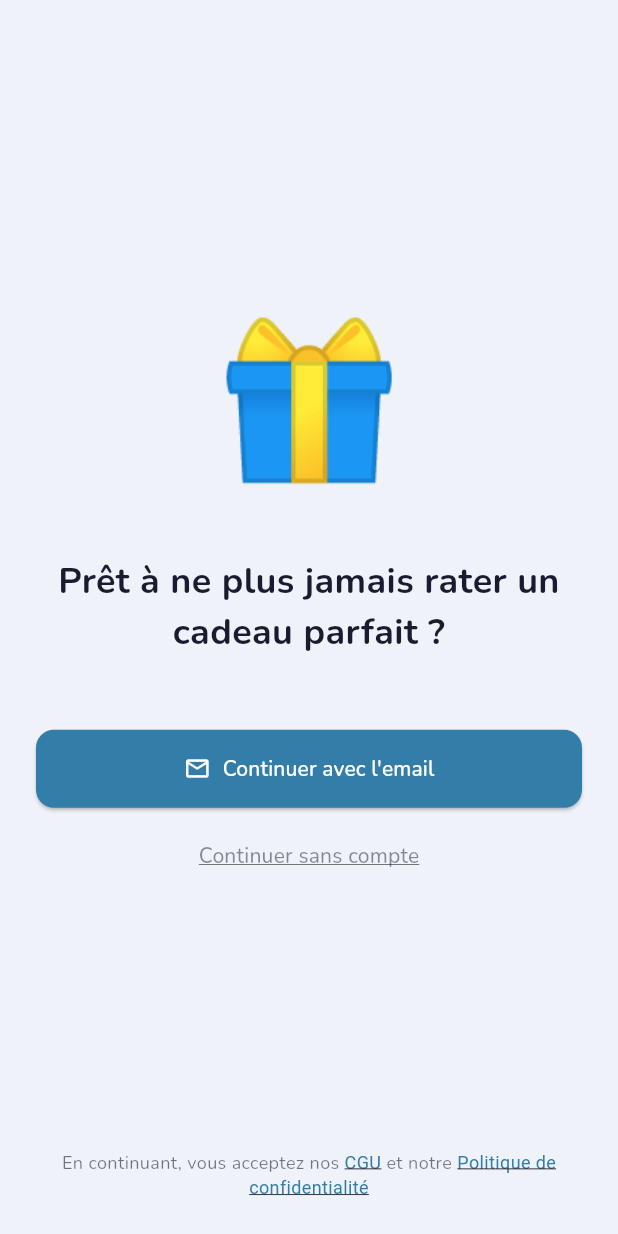
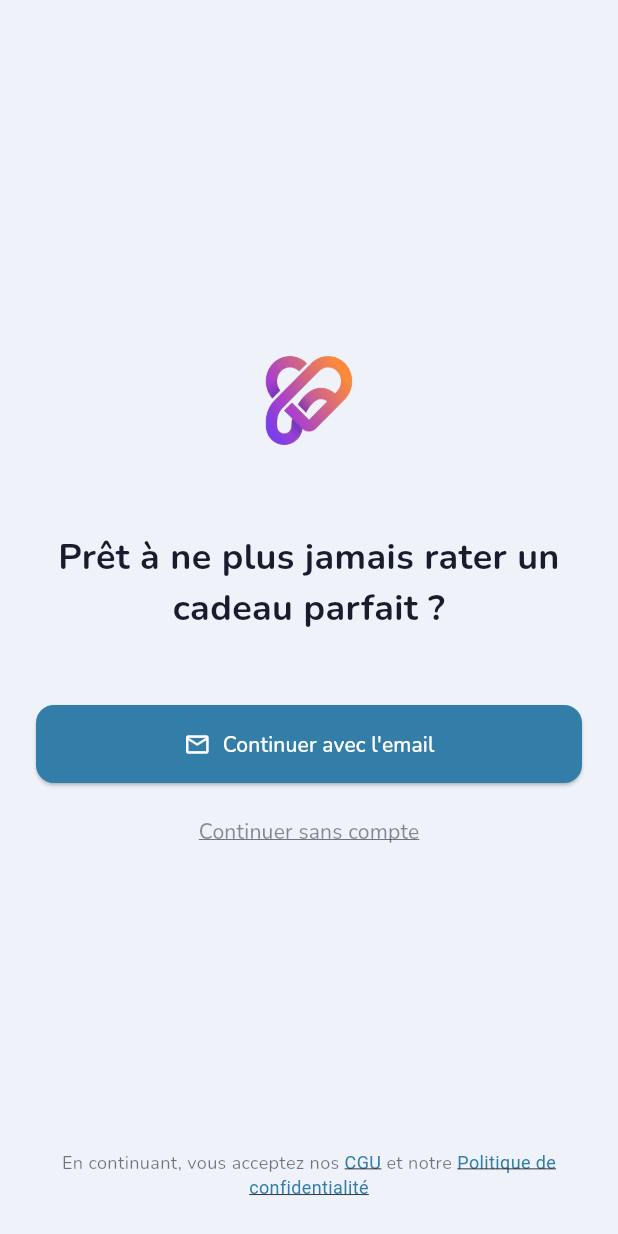
Before and after one commit to fnnktkygl-code/kindy, a Flutter app: the screen it shows after launch, on a phone screen of 412 x 824 dp. Run offline on Flutter 3.47's test engine with Material 3 defaults, Android fonts, the phone set to English and light mode, and no system bars; our stand-ins replace app_links, firebase_core, firebase_messaging, flutter_secure_storage, geolocator, google_fonts and 5 more; accounts and stored records are empty.

Commit message:
fix: show logo on auth screen and enforce onboarding when profile is default

```diff
--- a/lib/core/state/app_state.dart
+++ b/lib/core/state/app_state.dart
@@ -19,6 +19,7 @@ import '../../features/notifications/state/notifications_coordinator.dart';
 import '../../services/invitation_service.dart';
 import '../../services/notification_service.dart';
 import '../../services/fcm_service.dart';
+import 'package:supabase_flutter/supabase_flutter.dart';
 
 export '../models/app_models.dart'; // re-export so existing imports of app_state.dart still get models
 
@@ -114,7 +115,11 @@ class PigioAppState extends ChangeNotifier {
 
   // Services
   final InvitationService _invitationService =
-      InvitationService(baseApiUrl: _inviteApiBaseUrl);
+      InvitationService(
+        baseApiUrl: _inviteApiBaseUrl,
+        authTokenProvider: () async =>
+            Supabase.instance.client.auth.currentSession?.accessToken,
+      );
   late final NotificationService _notificationService =
       NotificationService(baseApiUrl: _inviteApiBaseUrl);
   late final NotificationsCoordinator _notificationsCoordinator =
@@ -123,7 +128,9 @@ class PigioAppState extends ChangeNotifier {
         notificationService: _notificationService,
       );
   static const Uuid _uuid = Uuid();
-  static const _secureStorage = FlutterSecureStorage();
+  static const _secureStorage = FlutterSecureStorage(
+    aOptions: AndroidOptions(encryptedSharedPreferences: true),
+  );
 
   // Periodic sync timer
   async_lib.Timer? _syncTimer;
@@ -200,6 +207,11 @@ class PigioAppState extends ChangeNotifier {
   String       get syncKey               => _syncKey;
   bool         get syncEnabled           => _syncEnabled;
   bool         get onboardingCompleted   => _onboardingCompleted;
+  bool         get needsOnboarding {
+    final trimmedName = _profile.name.trim();
+    final hasDefaultProfileName = trimmedName.isEmpty || trimmedName.toLowerCase() == 'you';
+    return !_onboardingCompleted || hasDefaultProfileName;
+  }
   Map<String, List<String>> get personalityProfile => _personalityProfile;
   WizzEffectMode get wizzEffectMode => _wizzEffectMode;
   int            get globalWizzNonce => _globalWizzNonce;
--- a/lib/screens/auth/auth_welcome_screen.dart
+++ b/lib/screens/auth/auth_welcome_screen.dart
@@ -28,9 +28,10 @@ class AuthWelcomeScreen extends StatelessWidget {
               const Spacer(),
               // Mascot
               const Center(
-                child: Text(
-                  '🎁',
-                  style: TextStyle(fontSize: 100),
+                child: Image(
+                  image: AssetImage('icon/app_icon.png'),
+                  width: 110,
+                  height: 110,
                 ),
               ),
               const SizedBox(height: 32),
--- a/lib/screens/auth/passkey_setup_screen.dart
+++ b/lib/screens/auth/passkey_setup_screen.dart
@@ -63,9 +63,9 @@ class _PasskeySetupScreenState extends State<PasskeySetupScreen> {
 
   void _goToNextScreen() {
     final state = context.read<PigioAppState>();
-    final Widget next = state.onboardingCompleted
-        ? const MainShell()
-        : const OnboardingShell();
+    final Widget next = state.needsOnboarding
+        ? const OnboardingShell()
+        : const MainShell();
     Navigator.of(context).pushAndRemoveUntil(
       MaterialPageRoute(builder: (_) => next),
       (route) => false,
--- a/lib/screens/auth/splash_screen.dart
+++ b/lib/screens/auth/splash_screen.dart
@@ -36,7 +36,7 @@ class _SplashScreenState extends State<SplashScreen> {
     if (!mounted) return;
 
     if (session != null) {
-      if (!state.onboardingCompleted) {
+      if (state.needsOnboarding) {
         Navigator.of(context).pushReplacement(
           MaterialPageRoute(builder: (_) => const OnboardingShell()),
         );
--- a/lib/screens/auth/verify_screen.dart
+++ b/lib/screens/auth/verify_screen.dart
@@ -87,9 +87,9 @@ class _VerifyScreenState extends State<VerifyScreen> {
       if (!mounted) return;
 
       final state = context.read<PigioAppState>();
-      final Widget next = state.onboardingCompleted
-          ? const MainShell()
-          : const PasskeySetupScreen();
+      final Widget next = state.needsOnboarding
+          ? const PasskeySetupScreen()
+          : const MainShell();
       Navigator.of(context).pushAndRemoveUntil(
         MaterialPageRoute(builder: (_) => next),
         (route) => false,
```
